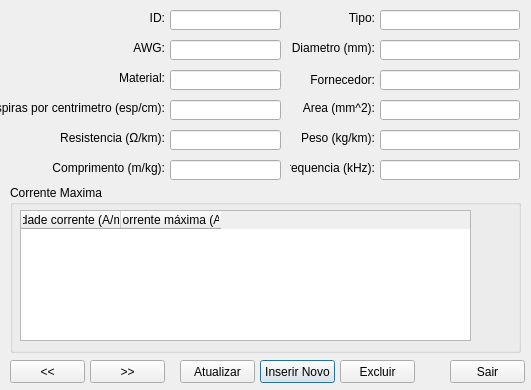
Qt form windows/windowwire.ui (KyryIx/Helena) before a commit.
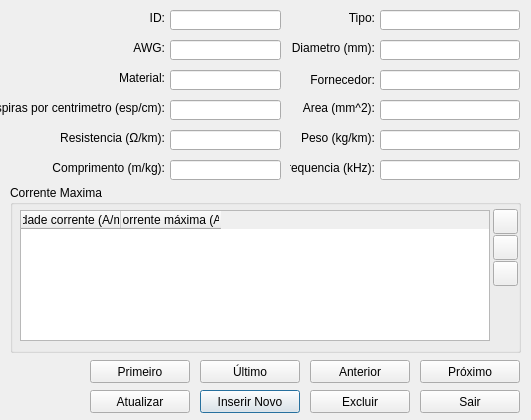
The same form after that commit. Icons and pictures are not drawn.

Commit message: modificacao na janela wire/lamina e componente wire, alem de modificacoes na database.h

Patch:
```diff
--- a/windows/windowwire.ui
+++ b/windows/windowwire.ui
@@ -7,19 +7,19 @@
     <x>0</x>
     <y>0</y>
     <width>531</width>
-    <height>390</height>
+    <height>420</height>
    </rect>
   </property>
   <property name="minimumSize">
    <size>
     <width>531</width>
-    <height>390</height>
+    <height>420</height>
    </size>
   </property>
   <property name="maximumSize">
    <size>
     <width>531</width>
-    <height>390</height>
+    <height>420</height>
    </size>
   </property>
   <property name="windowTitle">
@@ -152,9 +152,9 @@
    </property>
    <property name="geometry">
     <rect>
-     <x>260</x>
-     <y>360</y>
-     <width>75</width>
+     <x>200</x>
+     <y>390</y>
+     <width>100</width>
      <height>23</height>
     </rect>
    </property>
@@ -165,14 +165,14 @@
   <widget class="QPushButton" name="pushButton_before">
    <property name="geometry">
     <rect>
-     <x>10</x>
+     <x>310</x>
      <y>360</y>
-     <width>75</width>
+     <width>100</width>
      <height>23</height>
     </rect>
    </property>
    <property name="text">
-    <string>&lt;&lt;</string>
+    <string>Anterior</string>
    </property>
   </widget>
   <widget class="QLineEdit" name="lineEdit_frequency">
@@ -249,9 +249,9 @@
    </property>
    <property name="geometry">
     <rect>
-     <x>180</x>
-     <y>360</y>
-     <width>75</width>
+     <x>90</x>
+     <y>390</y>
+     <width>100</width>
      <height>23</height>
     </rect>
    </property>
@@ -278,22 +278,22 @@
   <widget class="QPushButton" name="pushButton_after">
    <property name="geometry">
     <rect>
-     <x>90</x>
+     <x>420</x>
      <y>360</y>
-     <width>75</width>
+     <width>100</width>
      <height>23</height>
     </rect>
    </property>
    <property name="text">
-    <string>&gt;&gt;</string>
+    <string>Próximo</string>
    </property>
   </widget>
   <widget class="QPushButton" name="pushButton_exit">
    <property name="geometry">
     <rect>
-     <x>450</x>
-     <y>360</y>
-     <width>75</width>
+     <x>420</x>
+     <y>390</y>
+     <width>100</width>
      <height>23</height>
     </rect>
    </property>
@@ -349,6 +349,57 @@
    <property name="title">
     <string>Corrente Maxima</string>
    </property>
+   <widget class="QPushButton" name="pushButton_currentAddDown">
+    <property name="geometry">
+     <rect>
+      <x>483</x>
+      <y>50</y>
+      <width>25</width>
+      <height>25</height>
+     </rect>
+    </property>
+    <property name="text">
+     <string/>
+    </property>
+    <property name="icon">
+     <iconset resource="../icons/main.qrc">
+      <normaloff>:/iconfinder_sign-add_299068_down.png</normaloff>:/iconfinder_sign-add_299068_down.png</iconset>
+    </property>
+   </widget>
+   <widget class="QPushButton" name="pushButton_currentAddUp">
+    <property name="geometry">
+     <rect>
+      <x>483</x>
+      <y>24</y>
+      <width>25</width>
+      <height>25</height>
+     </rect>
+    </property>
+    <property name="text">
+     <string/>
+    </property>
+    <property name="icon">
+     <iconset resource="../icons/main.qrc">
+      <normaloff>:/iconfinder_sign-add_299068_up.png</normaloff>:/iconfinder_sign-add_299068_up.png</iconset>
+    </property>
+   </widget>
+   <widget class="QPushButton" name="pushButton_currentDelete">
+    <property name="geometry">
+     <rect>
+      <x>483</x>
+      <y>76</y>
+      <width>25</width>
+      <height>25</height>
+     </rect>
+    </property>
+    <property name="text">
+     <string/>
+    </property>
+    <property name="icon">
+     <iconset resource="../icons/main.qrc">
+      <normaloff>:/iconfinder_minus_1645995.png</normaloff>:/iconfinder_minus_1645995.png</iconset>
+    </property>
+   </widget>
   </widget>
   <widget class="QLabel" name="label_frequency">
    <property name="geometry">
@@ -407,7 +458,7 @@
     <rect>
      <x>20</x>
      <y>210</y>
-     <width>451</width>
+     <width>470</width>
      <height>131</height>
     </rect>
    </property>
@@ -454,9 +505,9 @@
    </property>
    <property name="geometry">
     <rect>
-     <x>340</x>
-     <y>360</y>
-     <width>75</width>
+     <x>310</x>
+     <y>390</y>
+     <width>100</width>
      <height>23</height>
     </rect>
    </property>
@@ -464,6 +515,32 @@
     <string>Excluir</string>
    </property>
   </widget>
+  <widget class="QPushButton" name="pushButton_first">
+   <property name="geometry">
+    <rect>
+     <x>90</x>
+     <y>360</y>
+     <width>100</width>
+     <height>23</height>
+    </rect>
+   </property>
+   <property name="text">
+    <string>Primeiro</string>
+   </property>
+  </widget>
+  <widget class="QPushButton" name="pushButton_last">
+   <property name="geometry">
+    <rect>
+     <x>200</x>
+     <y>360</y>
+     <width>100</width>
+     <height>23</height>
+    </rect>
+   </property>
+   <property name="text">
+    <string>Último</string>
+   </property>
+  </widget>
  </widget>
  <tabstops>
   <tabstop>lineEdit_id</tabstop>
```
The commit also changes 7 other files.
